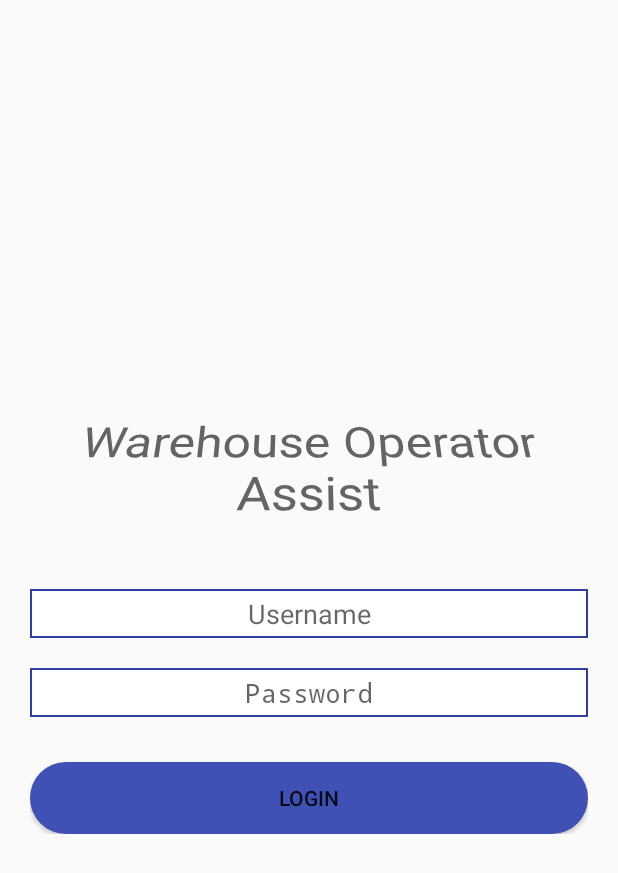
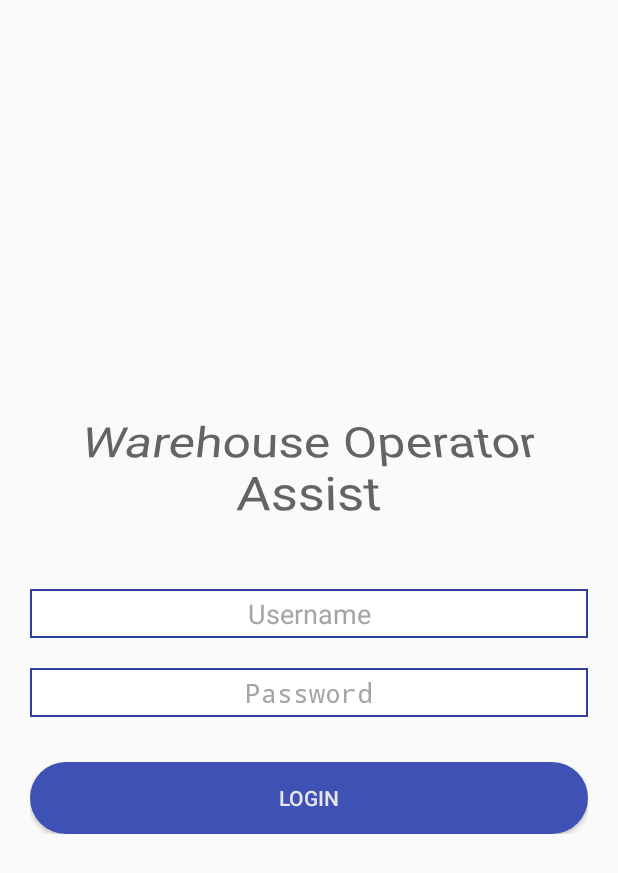
Before and after one commit to rahulrainaaa/TestApp, an Android app: the screen it shows after launch (LoginActivity), on a phone screen of 412 x 824 dp. Shown: the top 873 px of the screen. Run offline under Robolectric (Android 15) with nearby library versions, the phone set to English and light mode, and no system bars.

Commit message:
Initial Commit

```diff
--- a/app/src/main/AndroidManifest.xml
+++ b/app/src/main/AndroidManifest.xml
@@ -15,7 +15,9 @@
                 <category android:name="android.intent.category.LAUNCHER" />
             </intent-filter>
         </activity>
-        <activity android:name=".HomePageActivity"></activity>
+        <activity
+            android:name=".HomePageActivity"
+            android:label="Activity List" />
     </application>
 
 </manifest>
--- a/app/src/main/java/app/testapp/HomePageActivity.java
+++ b/app/src/main/java/app/testapp/HomePageActivity.java
@@ -7,7 +7,6 @@ import android.widget.ListView;
 import android.widget.TextView;
 import android.widget.Toast;
 
-import java.lang.reflect.Array;
 import java.util.ArrayList;
 
 public class HomePageActivity extends AppCompatActivity implements View.OnClickListener {
@@ -27,8 +26,7 @@ public class HomePageActivity extends AppCompatActivity implements View.OnClickL
         listView = (ListView) findViewById(R.id.listView);
 
         list = new ArrayList<String>();
-        for(int i = 0; i < 40; i++)
-        {
+        for (int i = 0; i < 40; i++) {
             list.add("item " + i);
         }
         adapter = new ActivityListAdapter(this, list);
@@ -36,8 +34,6 @@ public class HomePageActivity extends AppCompatActivity implements View.OnClickL
 
         txtTargetRate.setOnClickListener(this);
         txtCurrentRate.setOnClickListener(this);
-
-
 
     }
 
--- a/app/src/main/res/layout/activity_login.xml
+++ b/app/src/main/res/layout/activity_login.xml
@@ -1,5 +1,4 @@
 <LinearLayout xmlns:android="http://schemas.android.com/apk/res/android"
-    xmlns:tools="http://schemas.android.com/tools"
     android:layout_width="match_parent"
     android:layout_height="match_parent"
     android:gravity="center"
@@ -22,10 +21,10 @@
                 android:layout_width="wrap_content"
                 android:layout_height="wrap_content"
                 android:gravity="center"
+                android:rotationX="30"
+                android:rotationY="0"
                 android:text="Warehouse Operator Assist"
-                android:textAppearance="@style/TextAppearance.AppCompat.Display1"
-                android:rotationX="30"
-                android:rotationY="0" />
+                android:textAppearance="@style/TextAppearance.AppCompat.Display1" />
 
             <EditText
                 android:id="@+id/editText3"
@@ -38,7 +37,8 @@
                 android:hint="Username"
                 android:inputType="textPersonName"
                 android:lines="1"
-                android:padding="4dp" />
+                android:padding="4dp"
+                android:textColorHint="#a6a5a5" />
 
             <EditText
                 android:id="@+id/editText4"
@@ -52,16 +52,18 @@
                 android:hint="Password"
                 android:inputType="textPassword"
                 android:lines="1"
-                android:padding="4dp" />
+                android:padding="4dp"
+                android:textColorHint="#a6a5a5" />
 
             <Button
+                android:id="@+id/btn_login"
                 android:layout_width="match_parent"
                 android:layout_height="wrap_content"
                 android:layout_marginTop="30dp"
                 android:background="@drawable/circleshape"
+                android:elevation="200dp"
                 android:text="Login"
-                android:elevation="200dp"
-                android:id="@+id/btn_login" />
+                android:textColor="#e6e6e6" />
 
         </LinearLayout>
 
```
